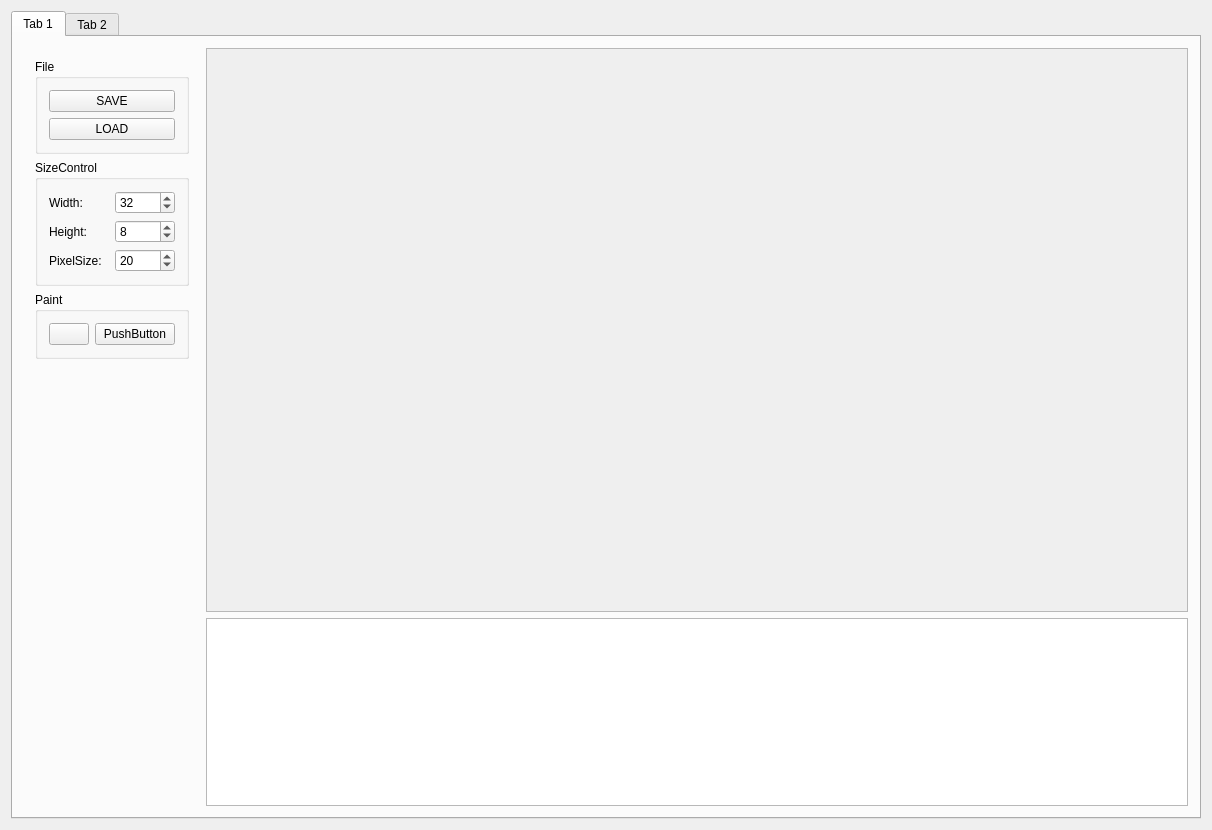
beiklive/ws2812-PixelClock, file QTProgram/PixelManager/PixelManager.ui: the form before one commit.
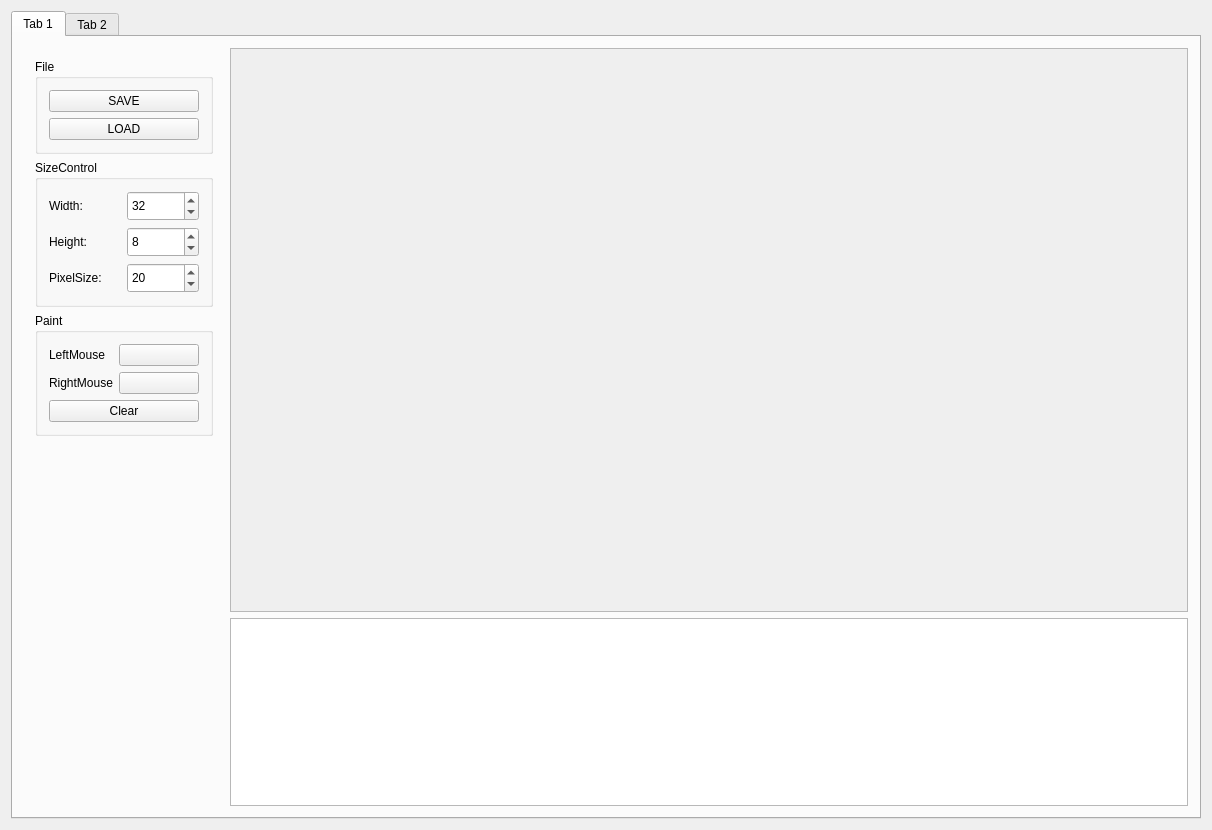
The form after the commit. Custom widgets are drawn as their Qt base class.

```diff
--- a/QTProgram/PixelManager/PixelManager.ui
+++ b/QTProgram/PixelManager/PixelManager.ui
@@ -76,6 +76,12 @@
                   </item>
                   <item>
                    <widget class="QSpinBox" name="spinBox3">
+                    <property name="minimumSize">
+                     <size>
+                      <width>0</width>
+                      <height>30</height>
+                     </size>
+                    </property>
                     <property name="minimum">
                      <number>1</number>
                     </property>
@@ -97,6 +103,12 @@
                   </item>
                   <item>
                    <widget class="QSpinBox" name="spinBox_2">
+                    <property name="minimumSize">
+                     <size>
+                      <width>0</width>
+                      <height>30</height>
+                     </size>
+                    </property>
                     <property name="minimum">
                      <number>1</number>
                     </property>
@@ -120,6 +132,12 @@
                 </item>
                 <item>
                  <widget class="QSpinBox" name="spinBox">
+                  <property name="minimumSize">
+                   <size>
+                    <width>0</width>
+                    <height>30</height>
+                   </size>
+                  </property>
                   <property name="minimum">
                    <number>5</number>
                   </property>
@@ -138,20 +156,65 @@
              <property name="title">
               <string>Paint</string>
              </property>
-             <layout class="QHBoxLayout" name="horizontalLayout_2">
+             <layout class="QVBoxLayout" name="verticalLayout_6">
               <item>
-               <widget class="QPushButton" name="pushButton_3">
-                <property name="text">
-                 <string/>
-                </property>
-               </widget>
+               <layout class="QHBoxLayout" name="horizontalLayout_2">
+                <item>
+                 <widget class="QLabel" name="label_4">
+                  <property name="text">
+                   <string>LeftMouse</string>
+                  </property>
+                 </widget>
+                </item>
+                <item>
+                 <widget class="QPushButton" name="Color1">
+                  <property name="minimumSize">
+                   <size>
+                    <width>80</width>
+                    <height>0</height>
+                   </size>
+                  </property>
+                  <property name="text">
+                   <string/>
+                  </property>
+                 </widget>
+                </item>
+               </layout>
               </item>
               <item>
-               <widget class="QPushButton" name="pushButton_4">
-                <property name="text">
-                 <string>PushButton</string>
-                </property>
-               </widget>
+               <layout class="QHBoxLayout" name="horizontalLayout_6">
+                <item>
+                 <widget class="QLabel" name="label_5">
+                  <property name="text">
+                   <string>RightMouse</string>
+                  </property>
+                 </widget>
+                </item>
+                <item>
+                 <widget class="QPushButton" name="Color2">
+                  <property name="minimumSize">
+                   <size>
+                    <width>80</width>
+                    <height>0</height>
+                   </size>
+                  </property>
+                  <property name="text">
+                   <string/>
+                  </property>
+                 </widget>
+                </item>
+               </layout>
+              </item>
+              <item>
+               <layout class="QHBoxLayout" name="horizontalLayout_7">
+                <item>
+                 <widget class="QPushButton" name="pushButton_3">
+                  <property name="text">
+                   <string>Clear</string>
+                  </property>
+                 </widget>
+                </item>
+               </layout>
               </item>
              </layout>
             </widget>
@@ -184,7 +247,7 @@
               <rect>
                <x>0</x>
                <y>0</y>
-               <width>1001</width>
+               <width>964</width>
                <height>567</height>
               </rect>
              </property>
@@ -202,12 +265,15 @@
           </item>
           <item>
            <widget class="FormatJson" name="textEdit">
+            <property name="styleSheet">
+             <string notr="true">font: 12pt &quot;Consolas&quot;;</string>
+            </property>
             <property name="html">
              <string>&lt;!DOCTYPE HTML PUBLIC &quot;-//W3C//DTD HTML 4.0//EN&quot; &quot;http://www.w3.org/TR/REC-html40/strict.dtd&quot;&gt;
 &lt;html&gt;&lt;head&gt;&lt;meta name=&quot;qrichtext&quot; content=&quot;1&quot; /&gt;&lt;meta charset=&quot;utf-8&quot; /&gt;&lt;style type=&quot;text/css&quot;&gt;
 p, li { white-space: pre-wrap; }
-&lt;/style&gt;&lt;/head&gt;&lt;body style=&quot; font-family:'Microsoft YaHei UI'; font-size:9pt; font-weight:400; font-style:normal;&quot;&gt;
-&lt;p style=&quot;-qt-paragraph-type:empty; margin-top:0px; margin-bottom:0px; margin-left:0px; margin-right:0px; -qt-block-indent:0; text-indent:0px;&quot;&gt;&lt;br /&gt;&lt;/p&gt;&lt;/body&gt;&lt;/html&gt;</string>
+&lt;/style&gt;&lt;/head&gt;&lt;body style=&quot; font-family:'Consolas'; font-size:12pt; font-weight:400; font-style:normal;&quot;&gt;
+&lt;p style=&quot;-qt-paragraph-type:empty; margin-top:0px; margin-bottom:0px; margin-left:0px; margin-right:0px; -qt-block-indent:0; text-indent:0px; font-family:'Microsoft YaHei UI'; font-size:9pt;&quot;&gt;&lt;br /&gt;&lt;/p&gt;&lt;/body&gt;&lt;/html&gt;</string>
             </property>
            </widget>
           </item>
```
Left out of the diff: 29 changed lines with no effect on the pictures.
